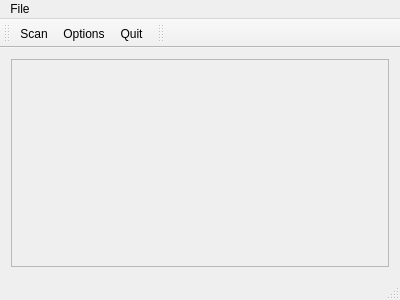
Above: MainWindow.ui from congchenutd/myphotos before the change. Below: the same form after it.
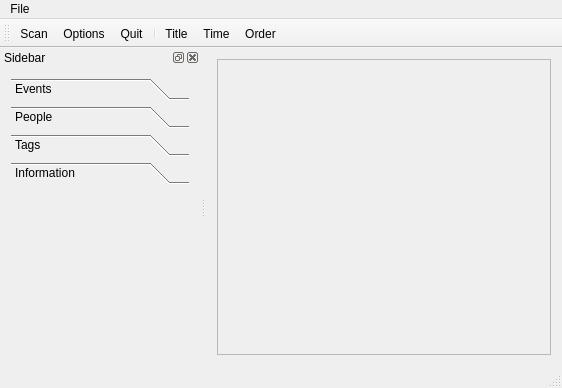
That is the form after the change. Icons and pictures are not drawn. Custom widgets are drawn as their Qt base class.

Diff of the .ui file:
```diff
--- a/MainWindow.ui
+++ b/MainWindow.ui
@@ -6,8 +6,8 @@
    <rect>
     <x>0</x>
     <y>0</y>
-    <width>400</width>
-    <height>300</height>
+    <width>562</width>
+    <height>388</height>
    </rect>
   </property>
   <property name="windowTitle">
@@ -29,8 +29,8 @@
         <rect>
          <x>0</x>
          <y>0</y>
-         <width>374</width>
-         <height>187</height>
+         <width>335</width>
+         <height>275</height>
         </rect>
        </property>
        <layout class="QVBoxLayout" name="verticalLayout">
@@ -48,7 +48,7 @@
     <rect>
      <x>0</x>
      <y>0</y>
-     <width>400</width>
+     <width>562</width>
      <height>22</height>
     </rect>
    </property>
@@ -74,18 +74,108 @@
    <addaction name="actionScan"/>
    <addaction name="actionOptions"/>
    <addaction name="actionQuit"/>
+   <addaction name="separator"/>
+   <addaction name="actionSortByTitle"/>
+   <addaction name="actionSortByTime"/>
+   <addaction name="actionOrder"/>
   </widget>
   <widget class="QStatusBar" name="statusBar"/>
-  <widget class="QToolBar" name="toolBar">
+  <widget class="QDockWidget" name="dockWidget">
+   <property name="minimumSize">
+    <size>
+     <width>200</width>
+     <height>258</height>
+    </size>
+   </property>
+   <property name="allowedAreas">
+    <set>Qt::LeftDockWidgetArea|Qt::RightDockWidgetArea</set>
+   </property>
    <property name="windowTitle">
-    <string>Search bar</string>
+    <string>Sidebar</string>
    </property>
-   <attribute name="toolBarArea">
-    <enum>TopToolBarArea</enum>
+   <attribute name="dockWidgetArea">
+    <number>1</number>
    </attribute>
-   <attribute name="toolBarBreak">
-    <bool>false</bool>
-   </attribute>
+   <widget class="QWidget" name="dockWidgetContents">
+    <layout class="QVBoxLayout" name="verticalLayout_2">
+     <item>
+      <widget class="QToolBox" name="sidebar">
+       <property name="currentIndex">
+        <number>3</number>
+       </property>
+       <widget class="QWidget" name="pageEvents">
+        <property name="geometry">
+         <rect>
+          <x>0</x>
+          <y>0</y>
+          <width>100</width>
+          <height>30</height>
+         </rect>
+        </property>
+        <attribute name="label">
+         <string>Events</string>
+        </attribute>
+       </widget>
+       <widget class="QWidget" name="pagePeople">
+        <property name="geometry">
+         <rect>
+          <x>0</x>
+          <y>0</y>
+          <width>100</width>
+          <height>30</height>
+         </rect>
+        </property>
+        <attribute name="label">
+         <string>People</string>
+        </attribute>
+       </widget>
+       <widget class="QWidget" name="pageTags">
+        <property name="geometry">
+         <rect>
+          <x>0</x>
+          <y>0</y>
+          <width>100</width>
+          <height>30</height>
+         </rect>
+        </property>
+        <attribute name="label">
+         <string>Tags</string>
+        </attribute>
+       </widget>
+       <widget class="QWidget" name="pageInfo">
+        <property name="geometry">
+         <rect>
+          <x>0</x>
+          <y>0</y>
+          <width>176</width>
+          <height>119</height>
+         </rect>
+        </property>
+        <attribute name="label">
+         <string>Information</string>
+        </attribute>
+        <layout class="QVBoxLayout" name="verticalLayout_3">
+         <property name="leftMargin">
+          <number>0</number>
+         </property>
+         <property name="topMargin">
+          <number>0</number>
+         </property>
+         <property name="rightMargin">
+          <number>0</number>
+         </property>
+         <property name="bottomMargin">
+          <number>0</number>
+         </property>
+         <item>
+          <widget class="ExifView" name="exifView" native="true"/>
+         </item>
+        </layout>
+       </widget>
+      </widget>
+     </item>
+    </layout>
+   </widget>
   </widget>
   <action name="actionQuit">
    <property name="icon">
@@ -117,6 +207,48 @@
     <string>Options</string>
    </property>
   </action>
+  <action name="actionSortByTitle">
+   <property name="checkable">
+    <bool>true</bool>
+   </property>
+   <property name="icon">
+    <iconset resource="Resources.qrc">
+     <normaloff>:/Images/Letters.png</normaloff>:/Images/Letters.png</iconset>
+   </property>
+   <property name="text">
+    <string>Title</string>
+   </property>
+   <property name="toolTip">
+    <string>Sort by title</string>
+   </property>
+  </action>
+  <action name="actionSortByTime">
+   <property name="checkable">
+    <bool>true</bool>
+   </property>
+   <property name="icon">
+    <iconset resource="Resources.qrc">
+     <normaloff>:/Images/Calendar.png</normaloff>:/Images/Calendar.png</iconset>
+   </property>
+   <property name="text">
+    <string>Time</string>
+   </property>
+   <property name="toolTip">
+    <string>Sort by time</string>
+   </property>
+  </action>
+  <action name="actionOrder">
+   <property name="icon">
+    <iconset resource="Resources.qrc">
+     <normaloff>:/Images/Up.png</normaloff>:/Images/Up.png</iconset>
+   </property>
+   <property name="text">
+    <string>Order</string>
+   </property>
+   <property name="toolTip">
+    <string>Sorting order</string>
+   </property>
+  </action>
  </widget>
  <layoutdefault spacing="6" margin="11"/>
  <customwidgets>
@@ -126,6 +258,17 @@
    <header>PhotoView.h</header>
    <container>1</container>
   </customwidget>
+  <customwidget>
+   <class>ExifView</class>
+   <extends>QWidget</extends>
+   <header>ExifView.h</header>
+   <container>1</container>
+  </customwidget>
+  <customwidget>
+   <class>ToolBar</class>
+   <extends>QToolBar</extends>
+   <header>ToolBar.h</header>
+  </customwidget>
  </customwidgets>
  <resources>
   <include location="Resources.qrc"/>
```
Left out of the diff: 2 changed lines with no effect on the pictures.
